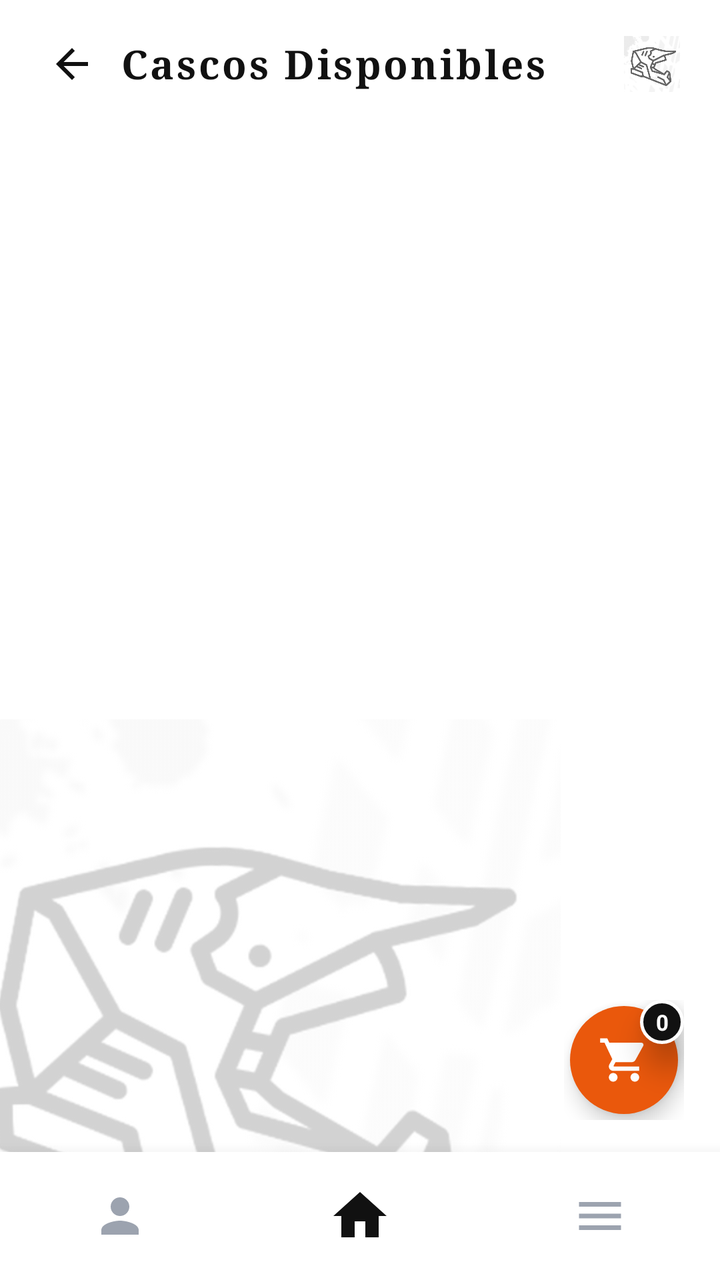
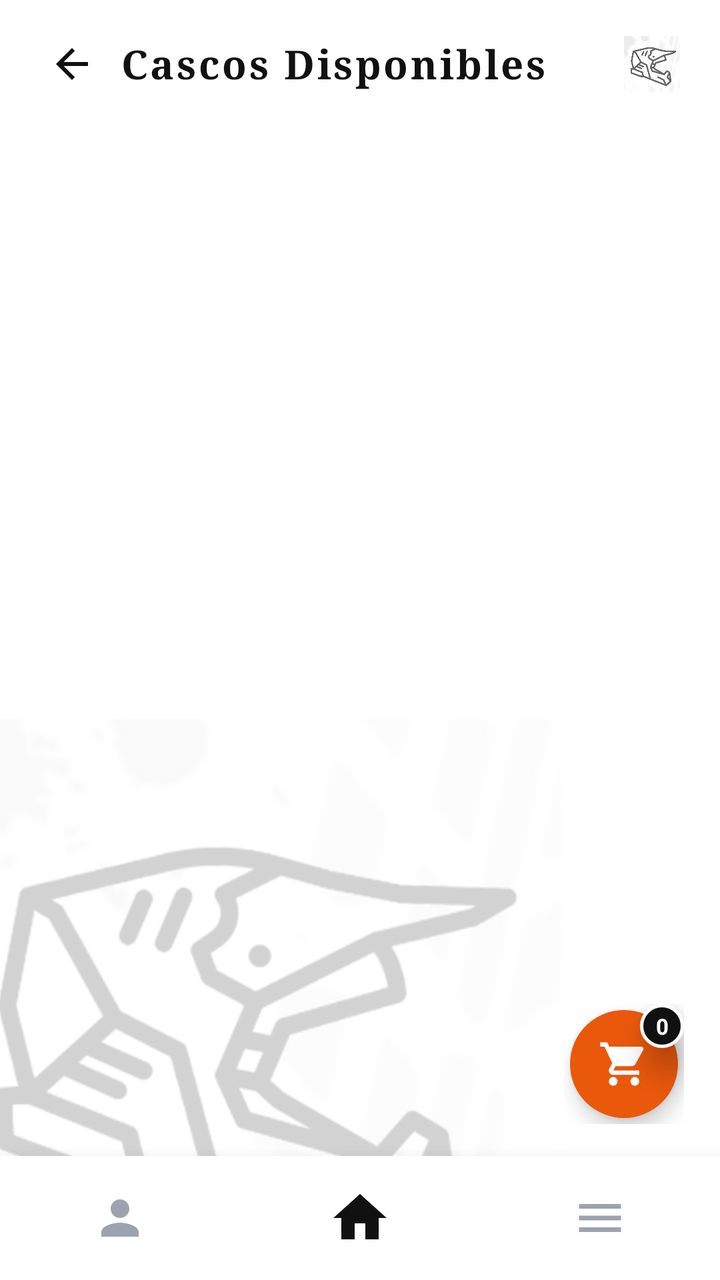

Screens rendered from an Android XML layout before and after an edit, with the pre-edit source and the edit as a unified diff.
<!-- AndroidManifest.xml: application theme Theme.MiAPPBiker -->
<!-- res/layout/activity_cascos_catalog.xml -->
<?xml version="1.0" encoding="utf-8"?>
<FrameLayout xmlns:android="http://schemas.android.com/apk/res/android"
    xmlns:app="http://schemas.android.com/apk/res-auto"
    xmlns:tools="http://schemas.android.com/tools"
    android:id="@+id/cascos_catalog_root"
    android:layout_width="match_parent"
    android:layout_height="match_parent"
    android:background="@color/white">

    
    <ImageView
        android:id="@+id/iv_catalog_watermark"
        style="@style/MarcaAguaCasco"
        android:layout_gravity="bottom|start"
        android:layout_marginStart="-40dp"
        android:layout_marginBottom="-40dp" />

    <androidx.constraintlayout.widget.ConstraintLayout
        android:layout_width="match_parent"
        android:layout_height="match_parent">

        
        <LinearLayout
            android:id="@+id/ll_catalog_header"
            android:layout_width="0dp"
            android:layout_height="wrap_content"
            android:gravity="center_vertical"
            android:orientation="horizontal"
            android:paddingHorizontal="20dp"
            android:paddingTop="16dp"
            android:paddingBottom="12dp"
            app:layout_constraintEnd_toEndOf="parent"
            app:layout_constraintStart_toStartOf="parent"
            app:layout_constraintTop_toTopOf="parent">

            <ImageView
                android:id="@+id/btn_back_home"
                style="@style/BotonIconoNav"
                android:layout_width="32dp"
                android:layout_height="32dp"
                android:padding="4dp"
                android:src="@drawable/ic_arrow_back"
                app:tint="@color/biker_black"
                android:contentDescription="Regresar" />

            <TextView
                style="@style/TextoTituloVintage"
                android:layout_width="0dp"
                android:layout_height="wrap_content"
                android:layout_marginStart="8dp"
                android:layout_weight="1"
                android:text="Cascos Disponibles" />

            <ImageView
                android:layout_width="28dp"
                android:layout_height="28dp"
                android:alpha="0.6"
                android:src="@drawable/ic_helmet_logo"
                android:contentDescription="Logo" />
        </LinearLayout>

        
        <ScrollView
            android:id="@+id/sv_cascos_grid"
            android:layout_width="0dp"
            android:layout_height="0dp"
            android:fillViewport="true"
            android:scrollbars="none"
            app:layout_constraintBottom_toTopOf="@+id/ll_bottom_nav"
            app:layout_constraintEnd_toEndOf="parent"
            app:layout_constraintStart_toStartOf="parent"
            app:layout_constraintTop_toBottomOf="@+id/ll_catalog_header">

            <LinearLayout
                android:id="@+id/ll_cascos_grid_container"
                android:layout_width="match_parent"
                android:layout_height="wrap_content"
                android:orientation="vertical"
                android:paddingHorizontal="10dp"
                android:paddingTop="6dp"
                android:paddingBottom="30dp">
                
            </LinearLayout>
        </ScrollView>

        
        <FrameLayout
            android:id="@+id/btn_floating_cart"
            android:layout_width="60dp"
            android:layout_height="60dp"
            android:layout_marginEnd="18dp"
            android:layout_marginBottom="16dp"
            android:clickable="true"
            android:focusable="true"
            app:layout_constraintBottom_toTopOf="@+id/ll_bottom_nav"
            app:layout_constraintEnd_toEndOf="parent">

            <View
                android:layout_width="54dp"
                android:layout_height="54dp"
                android:layout_gravity="center"
                android:background="@drawable/bg_floating_cart"
                android:elevation="6dp" />

            <ImageView
                android:layout_width="26dp"
                android:layout_height="26dp"
                android:layout_gravity="center"
                android:elevation="8dp"
                android:src="@drawable/ic_shopping_cart"
                app:tint="@color/white"
                android:contentDescription="Carrito" />

            <TextView
                android:id="@+id/tv_cart_badge"
                android:layout_width="22dp"
                android:layout_height="22dp"
                android:layout_gravity="top|end"
                android:background="@drawable/bg_badge_circle"
                android:elevation="10dp"
                android:gravity="center"
                android:text="0"
                android:textColor="@color/white"
                android:textSize="11sp"
                android:textStyle="bold" />
        </FrameLayout>

        
        <LinearLayout
            android:id="@+id/ll_bottom_nav"
            style="@style/BarraNavegacionInferior"
            android:layout_width="0dp"
            app:layout_constraintBottom_toBottomOf="parent"
            app:layout_constraintEnd_toEndOf="parent"
            app:layout_constraintStart_toStartOf="parent">

            
            <FrameLayout
                android:id="@+id/nav_btn_profile"
                style="@style/ItemNavegacion">

                <ImageView
                    android:layout_width="28dp"
                    android:layout_height="28dp"
                    android:layout_gravity="center"
                    android:src="@drawable/ic_person"
                    app:tint="@color/biker_gray_muted"
                    android:contentDescription="Perfil" />
            </FrameLayout>

            
            <FrameLayout
                android:id="@+id/nav_btn_home"
                style="@style/ItemNavegacion">

                <ImageView
                    android:layout_width="32dp"
                    android:layout_height="32dp"
                    android:layout_gravity="center"
                    android:src="@drawable/ic_home"
                    app:tint="@color/biker_black"
                    android:contentDescription="Home" />
            </FrameLayout>

            
            <FrameLayout
                android:id="@+id/nav_btn_menu"
                style="@style/ItemNavegacion">

                <ImageView
                    android:layout_width="28dp"
                    android:layout_height="28dp"
                    android:layout_gravity="center"
                    android:src="@drawable/ic_menu"
                    app:tint="@color/biker_gray_muted"
                    android:contentDescription="Menu" />
            </FrameLayout>
        </LinearLayout>

    </androidx.constraintlayout.widget.ConstraintLayout>
</FrameLayout>
<!-- resources referenced by this layout -->
<resources>
  <color name="biker_black">#111111</color>
  <color name="biker_gray_muted">#9CA3AF</color>
  <color name="white">#FFFFFFFF</color>
  <!-- drawable bg_badge_circle (drawable) -->
  <?xml version="1.0" encoding="utf-8"?>
  <shape xmlns:android="http://schemas.android.com/apk/res/android"
      android:shape="oval">
      <solid android:color="#111111" />
      <stroke android:width="1.5dp" android:color="#FFFFFF" />
  </shape>
  <!-- drawable bg_floating_cart (drawable) -->
  <?xml version="1.0" encoding="utf-8"?>
  <shape xmlns:android="http://schemas.android.com/apk/res/android"
      android:shape="oval">
      <solid android:color="#EA580C" />
  </shape>
  <!-- drawable ic_arrow_back (drawable) -->
  <vector xmlns:android="http://schemas.android.com/apk/res/android"
      android:width="24dp"
      android:height="24dp"
      android:viewportWidth="24"
      android:viewportHeight="24">
      <path
          android:fillColor="#111111"
          android:pathData="M20,11H7.83l5.59,-5.59L12,4l-8,8 8,8 1.41,-1.41L7.83,13H20v-2z" />
  </vector>
  <!-- drawable ic_home (drawable) -->
  <vector xmlns:android="http://schemas.android.com/apk/res/android"
      android:width="28dp"
      android:height="28dp"
      android:viewportWidth="24"
      android:viewportHeight="24">
      <path
          android:fillColor="#FF000000"
          android:pathData="M10,20v-6h4v6h5v-8h3L12,3 2,12h3v8z" />
  </vector>
  <!-- drawable ic_menu (drawable) -->
  <vector xmlns:android="http://schemas.android.com/apk/res/android"
      android:width="28dp"
      android:height="28dp"
      android:viewportWidth="24"
      android:viewportHeight="24">
      <path
          android:fillColor="#FF000000"
          android:pathData="M3,18h18v-2L3,16v2zM3,13h18v-2L3,11v2zM3,6v2h18L21,6L3,6z" />
  </vector>
  <!-- drawable ic_person (drawable) -->
  <vector xmlns:android="http://schemas.android.com/apk/res/android"
      android:width="28dp"
      android:height="28dp"
      android:viewportWidth="24"
      android:viewportHeight="24">
      <path
          android:fillColor="#FF000000"
          android:pathData="M12,12c2.21,0 4,-1.79 4,-4s-1.79,-4 -4,-4 -4,1.79 -4,4 1.79,4 4,4zM12,14c-2.67,0 -8,1.34 -8,4v2h16v-2c0,-2.66 -5.33,-4 -8,-4z" />
  </vector>
  <style name="BarraNavegacionInferior">
          <item name="android:layout_width">match_parent</item>
          <item name="android:layout_height">64dp</item>
          <item name="android:background">@color/white</item>
          <item name="android:elevation">12dp</item>
          <item name="android:gravity">center</item>
          <item name="android:orientation">horizontal</item>
      </style>
  <style name="BotonIconoNav">
          <item name="android:layout_width">38dp</item>
          <item name="android:layout_height">38dp</item>
          <item name="android:background">?attr/selectableItemBackgroundBorderless</item>
          <item name="android:clickable">true</item>
          <item name="android:focusable">true</item>
          <item name="android:padding">6dp</item>
              </style>
  <style name="ItemNavegacion">
          <item name="android:layout_width">0dp</item>
          <item name="android:layout_height">match_parent</item>
          <item name="android:layout_weight">1</item>
          <item name="android:clickable">true</item>
          <item name="android:focusable">true</item>
          <item name="android:foreground">?attr/selectableItemBackgroundBorderless</item>
      </style>
  <style name="TextoTituloVintage">
          <item name="android:fontFamily">serif</item>
          <item name="android:textColor">@color/biker_black</item>
          <item name="android:textSize">20sp</item>
          <item name="android:textStyle">bold</item>
          <item name="android:letterSpacing">0.06</item>
      </style>
  <style name="Theme.MiAPPBiker" parent="Base.Theme.MiAPPBiker" />
  <style name="Base.Theme.MiAPPBiker" parent="Theme.Material3.DayNight.NoActionBar">
          
          
      </style>
  <!-- unchanged entries left out for length: 3 -->
</resources>

<!-- the commit's change to res/layout/activity_cascos_catalog.xml (unified diff, before → after) -->
@@ -84,98 +84,107 @@
         </ScrollView>
 
         
-        <FrameLayout
-            android:id="@+id/btn_floating_cart"
-            android:layout_width="60dp"
-            android:layout_height="60dp"
-            android:layout_marginEnd="18dp"
-            android:layout_marginBottom="16dp"
-            android:clickable="true"
-            android:focusable="true"
-            app:layout_constraintBottom_toTopOf="@+id/ll_bottom_nav"
-            app:layout_constraintEnd_toEndOf="parent">
-
-            <View
-                android:layout_width="54dp"
-                android:layout_height="54dp"
-                android:layout_gravity="center"
-                android:background="@drawable/bg_floating_cart"
-                android:elevation="6dp" />
-
-            <ImageView
-                android:layout_width="26dp"
-                android:layout_height="26dp"
-                android:layout_gravity="center"
-                android:elevation="8dp"
-                android:src="@drawable/ic_shopping_cart"
-                app:tint="@color/white"
-                android:contentDescription="Carrito" />
-
-            <TextView
-                android:id="@+id/tv_cart_badge"
-                android:layout_width="22dp"
-                android:layout_height="22dp"
-                android:layout_gravity="top|end"
-                android:background="@drawable/bg_badge_circle"
-                android:elevation="10dp"
-                android:gravity="center"
-                android:text="0"
-                android:textColor="@color/white"
-                android:textSize="11sp"
-                android:textStyle="bold" />
-        </FrameLayout>
+        <include layout="@layout/layout_floating_cart" />
 
         
-        <LinearLayout
-            android:id="@+id/ll_bottom_nav"
-            style="@style/BarraNavegacionInferior"
-            android:layout_width="0dp"
-            app:layout_constraintBottom_toBottomOf="parent"
-            app:layout_constraintEnd_toEndOf="parent"
-            app:layout_constraintStart_toStartOf="parent">
-
-            
-            <FrameLayout
-                android:id="@+id/nav_btn_profile"
-                style="@style/ItemNavegacion">
-
-                <ImageView
-                    android:layout_width="28dp"
-                    android:layout_height="28dp"
-                    android:layout_gravity="center"
-                    android:src="@drawable/ic_person"
-                    app:tint="@color/biker_gray_muted"
-                    android:contentDescription="Perfil" />
-            </FrameLayout>
-
-            
-            <FrameLayout
-                android:id="@+id/nav_btn_home"
-                style="@style/ItemNavegacion">
-
-                <ImageView
-                    android:layout_width="32dp"
-                    android:layout_height="32dp"
-                    android:layout_gravity="center"
-                    android:src="@drawable/ic_home"
-                    app:tint="@color/biker_black"
-                    android:contentDescription="Home" />
-            </FrameLayout>
-
-            
-            <FrameLayout
-                android:id="@+id/nav_btn_menu"
-                style="@style/ItemNavegacion">
-
-                <ImageView
-                    android:layout_width="28dp"
-                    android:layout_height="28dp"
-                    android:layout_gravity="center"
-                    android:src="@drawable/ic_menu"
-                    app:tint="@color/biker_gray_muted"
-                    android:contentDescription="Menu" />
-            </FrameLayout>
-        </LinearLayout>
+        <include layout="@layout/layout_bottom_nav" />
 
     </androidx.constraintlayout.widget.ConstraintLayout>
 </FrameLayout>
+<!-- res/layout/layout_floating_cart.xml (included above) -->
+<?xml version="1.0" encoding="utf-8"?>
+<FrameLayout xmlns:android="http://schemas.android.com/apk/res/android"
+    xmlns:app="http://schemas.android.com/apk/res-auto"
+    android:id="@+id/btn_floating_cart"
+    android:layout_width="60dp"
+    android:layout_height="60dp"
+    android:layout_marginEnd="18dp"
+    android:layout_marginBottom="16dp"
+    android:clickable="true"
+    android:focusable="true"
+    app:layout_constraintBottom_toTopOf="@+id/ll_bottom_nav"
+    app:layout_constraintEnd_toEndOf="parent">
+
+    <View
+        android:layout_width="54dp"
+        android:layout_height="54dp"
+        android:layout_gravity="center"
+        android:background="@drawable/bg_floating_cart"
+        android:elevation="6dp" />
+
+    <ImageView
+        android:layout_width="26dp"
+        android:layout_height="26dp"
+        android:layout_gravity="center"
+        android:contentDescription="Carrito"
+        android:elevation="8dp"
+        android:src="@drawable/ic_shopping_cart"
+        app:tint="@color/white" />
+
+    <TextView
+        android:id="@+id/tv_cart_badge"
+        android:layout_width="22dp"
+        android:layout_height="22dp"
+        android:layout_gravity="top|end"
+        android:background="@drawable/bg_badge_circle"
+        android:elevation="10dp"
+        android:gravity="center"
+        android:text="0"
+        android:textColor="@color/white"
+        android:textSize="11sp"
+        android:textStyle="bold" />
+</FrameLayout>
+<!-- res/layout/layout_bottom_nav.xml (included above) -->
+<?xml version="1.0" encoding="utf-8"?>
+<LinearLayout xmlns:android="http://schemas.android.com/apk/res/android"
+    xmlns:app="http://schemas.android.com/apk/res-auto"
+    android:id="@+id/ll_bottom_nav"
+    style="@style/BarraNavegacionInferior"
+    android:layout_width="match_parent"
+    android:layout_height="62dp"
+    app:layout_constraintBottom_toBottomOf="parent"
+    app:layout_constraintEnd_toEndOf="parent"
+    app:layout_constraintStart_toStartOf="parent">
+
+    
+    <FrameLayout
+        android:id="@+id/nav_btn_profile"
+        style="@style/ItemNavegacion">
+
+        <ImageView
+            android:layout_width="28dp"
+            android:layout_height="28dp"
+            android:layout_gravity="center"
+            android:contentDescription="Perfil"
+            android:src="@drawable/ic_person"
+            app:tint="@color/biker_gray_muted" />
+    </FrameLayout>
+
+    
+    <FrameLayout
+        android:id="@+id/nav_btn_home"
+        style="@style/ItemNavegacion">
+
+        <ImageView
+            android:layout_width="32dp"
+            android:layout_height="32dp"
+            android:layout_gravity="center"
+            android:contentDescription="Home"
+            android:src="@drawable/ic_home"
+            app:tint="@color/biker_black" />
+    </FrameLayout>
+
+    
+    <FrameLayout
+        android:id="@+id/nav_btn_menu"
+        style="@style/ItemNavegacion">
+
+        <ImageView
+            android:layout_width="28dp"
+            android:layout_height="28dp"
+            android:layout_gravity="center"
+            android:contentDescription="Menu"
+            android:src="@drawable/ic_menu"
+            app:tint="@color/biker_gray_muted" />
+    </FrameLayout>
+</LinearLayout>
